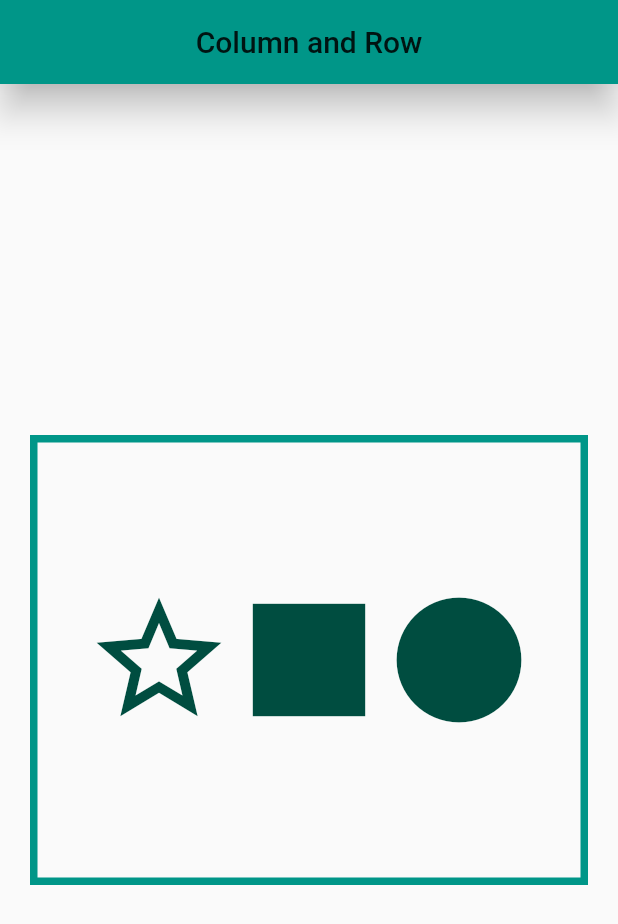
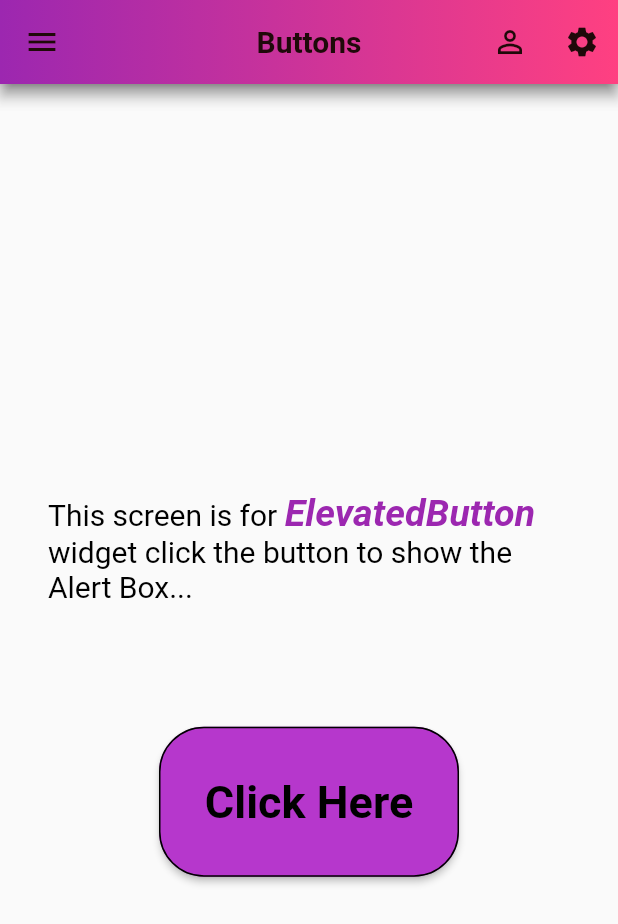
Before and after one commit to RidwanaTripti/flutter_new2023, a Flutter app: the screen it shows after launch, on a phone screen of 412 x 824 dp. Shown: the top 924 px of the screen. Run offline on Flutter 3.47's test engine with Material 2 defaults, Android fonts, the light colour scheme and no system bars.

Commit message:
button and dialogbox Home work

```diff
--- /dev/null
+++ b/lib/appbar_widget.dart
@@ -0,0 +1,31 @@
+import 'package:flutter/material.dart';
+
+class Appbar_Widget extends StatelessWidget {
+  const Appbar_Widget({super.key});
+
+  @override
+  Widget build(BuildContext context) {
+    return Scaffold(
+      appBar: AppBar(
+        title: Text(
+          "Buttons",
+          style: TextStyle(fontWeight: FontWeight.bold),
+        ),
+        foregroundColor: Color.fromARGB(255, 31, 9, 9),
+        centerTitle: true,
+        flexibleSpace: Container(
+          decoration: BoxDecoration(
+            gradient: LinearGradient(
+              colors: [Colors.purple, Colors.pinkAccent],
+            ),
+          ),
+        ),
+        leading: IconButton(onPressed: () {}, icon: Icon(Icons.menu_sharp)),
+        actions: [
+          IconButton(onPressed: () {}, icon: Icon(Icons.person_outline)),
+          IconButton(onPressed: () {}, icon: Icon(Icons.settings)),
+        ],
+      ),
+    );
+  }
+}
--- /dev/null
+++ b/lib/button_widget.dart
@@ -0,0 +1,68 @@
+import 'dialogBox.dart';
+import 'appbar_widget.dart';
+import 'package:flutter/material.dart';
+
+class ButtonWidget extends StatelessWidget {
+  // const ButtonWidget({super.key});
+  ButtonStyle elevatedStyle = ElevatedButton.styleFrom(
+      shape: RoundedRectangleBorder(
+          borderRadius: BorderRadius.all(Radius.circular(30))),
+      minimumSize: Size(200.0, 100),
+      backgroundColor: Color.fromARGB(255, 182, 55, 204),
+      foregroundColor: Colors.black,
+      side: BorderSide(color: Colors.black));
+  TextStyle buttontextStyle =
+      TextStyle(fontSize: 30.0, fontWeight: FontWeight.bold);
+  TextStyle txtstyle = TextStyle(fontSize: 20.0, color: Colors.black);
+  @override
+  Widget build(BuildContext context) {
+    return SafeArea(
+      child: Scaffold(
+        appBar: AppBar(
+          flexibleSpace: Appbar_Widget(),
+        ),
+        body: Center(
+          child: Column(
+            mainAxisAlignment: MainAxisAlignment.center,
+            children: [
+              Padding(
+                padding: const EdgeInsets.all(32.0),
+                child: Text.rich(TextSpan(children: [
+                  TextSpan(text: "This screen is for ", style: txtstyle),
+                  TextSpan(
+                    text: "ElevatedButton ",
+                    style: TextStyle(
+                        color: Colors.purple,
+                        fontSize: 25.0,
+                        fontStyle: FontStyle.italic,
+                        fontWeight: FontWeight.bold),
+                  ),
+                  TextSpan(
+                    text: "widget click the button to show the Alert Box...",
+                    style: txtstyle,
+                  )
+                ])),
+              ),
+              SizedBox(height: 50.0),
+              ElevatedButton(
+                onPressed: () {
+                  showDialog(
+                      barrierDismissible: false,
+                      context: context,
+                      builder: (context) {
+                        return DialogBox_Widget();
+                      });
+                },
+                child: Text(
+                  "Click Here",
+                  style: buttontextStyle,
+                ),
+                style: elevatedStyle,
+              ),
+            ],
+          ),
+        ),
+      ),
+    );
+  }
+}
--- a/lib/main.dart
+++ b/lib/main.dart
@@ -1,5 +1,5 @@
-import 'package:first_hw/column&row_widget.dart';
-
+import 'button_widget.dart';
+import 'column&row_widget.dart';
 import 'container_widget.dart';
 import 'scaffold_widget.dart';
 import 'text_widget.dart';
@@ -20,7 +20,8 @@ class MyApp extends StatelessWidget {
       // home: ScaffoldWidget(),
       // home: TextWidget(),
       // home: Container_Widget(),
-      home: ColumnRow_widget(),
+      // home: ColumnRow_widget(),
+      home: ButtonWidget(),
     );
   }
 }
```
Also changed, not shown: lib/dialogBox.dart (added, +63 -0 lines), lib/nextpage_for_dialog.dart (added, +45 -0 lines), lib/text_widget.dart (+25 -29 lines).
